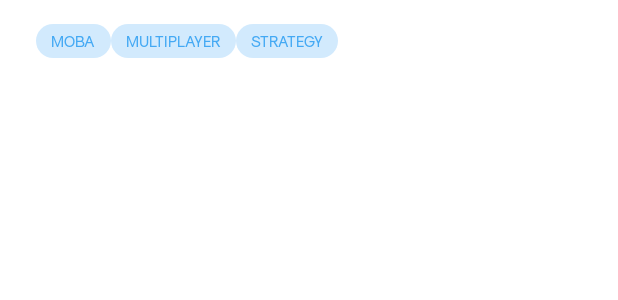
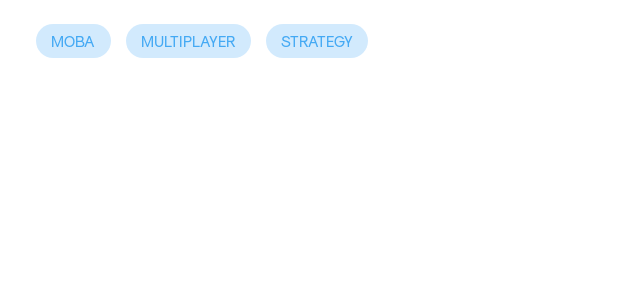
Before and after one commit to miz14/AndroidLab, an Android app built with Jetpack Compose: the @Preview function Category, on a phone screen of 412 x 824 dp. Shown: the top 300 px of the screen. Run offline under Robolectric (Android 15) with nearby library versions, the phone set to English and light mode, and no system bars.

Commit message:
last_change

```diff
--- a/app/src/main/java/com/example/dota2/Components/Category.kt
+++ b/app/src/main/java/com/example/dota2/Components/Category.kt
@@ -26,7 +26,7 @@ fun Category() {
         itemsIndexed(cat) { _, item ->
             Box(
                 Modifier
-                    .padding(bottom = 10.dp)
+                    .padding(bottom = 10.dp, end = 10.dp)
                     .background(color = BlueUnContrast, shape = RoundedCornerShape(size = 100.dp))
             )
             {
```
Also changed, not shown: 1 other file.
